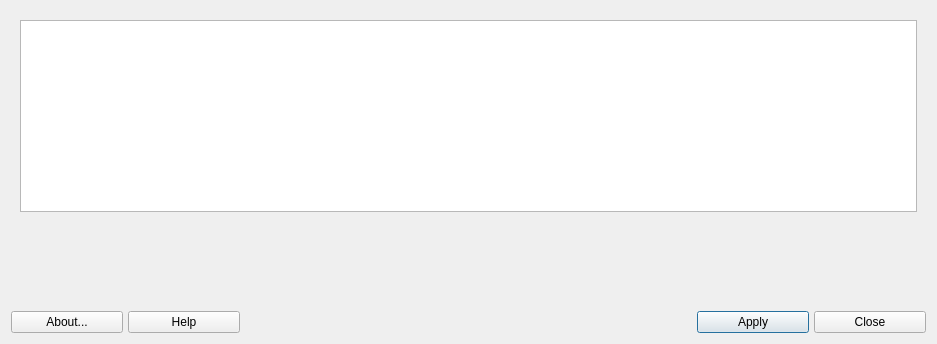
Above: mainwindow.ui from dolphinoracle/mx-locale before the change. Below: the same form after it.
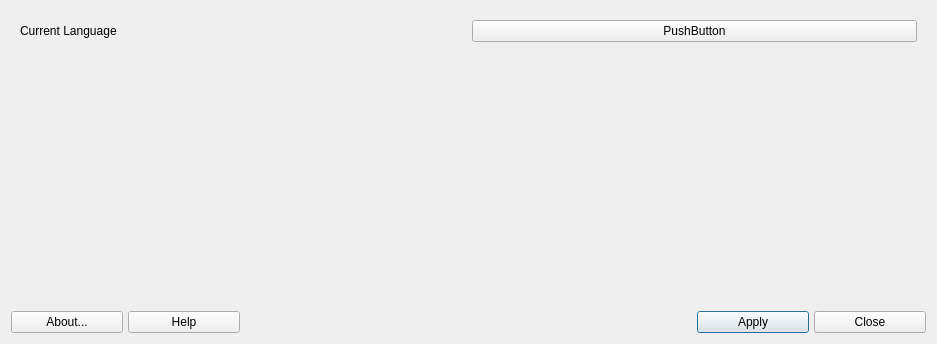
That is the form after the change. Icons and pictures are not drawn.

Commit message: use a selection dialog and return value to main dialog

```diff
--- a/mainwindow.ui
+++ b/mainwindow.ui
@@ -31,7 +31,7 @@
      </property>
      <widget class="QWidget" name="selectionPage">
       <layout class="QGridLayout" name="gridLayout_4">
-       <item row="2" column="0">
+       <item row="2" column="1">
         <spacer name="verticalSpacer_2">
          <property name="orientation">
           <enum>Qt::Vertical</enum>
@@ -44,8 +44,19 @@
          </property>
         </spacer>
        </item>
-       <item row="0" column="0">
-        <widget class="QListWidget" name="listWidgetAvailableLocales"/>
+       <item row="1" column="1">
+        <widget class="QPushButton" name="buttonLocale">
+         <property name="text">
+          <string>PushButton</string>
+         </property>
+        </widget>
+       </item>
+       <item row="1" column="0">
+        <widget class="QLabel" name="label">
+         <property name="text">
+          <string>Current Language</string>
+         </property>
+        </widget>
        </item>
       </layout>
      </widget>
```
The commit also changes 6 other files.
